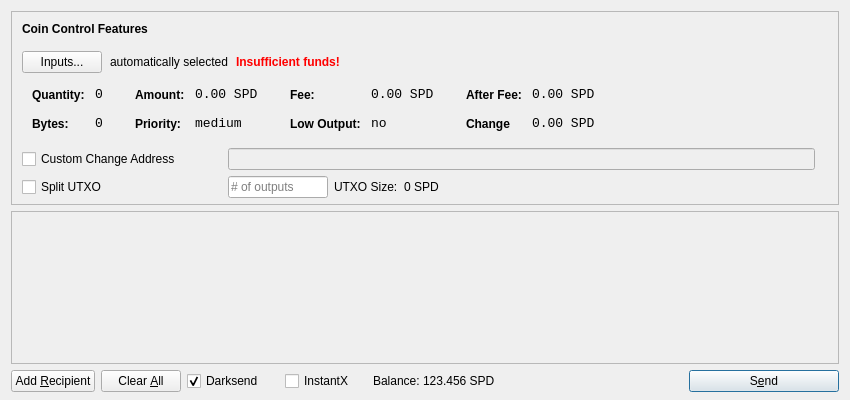
The window that src/qt/forms/sendcoinsdialog.ui (Stipend-Developer/stipend) describes before a commit, drawn with Qt 5.
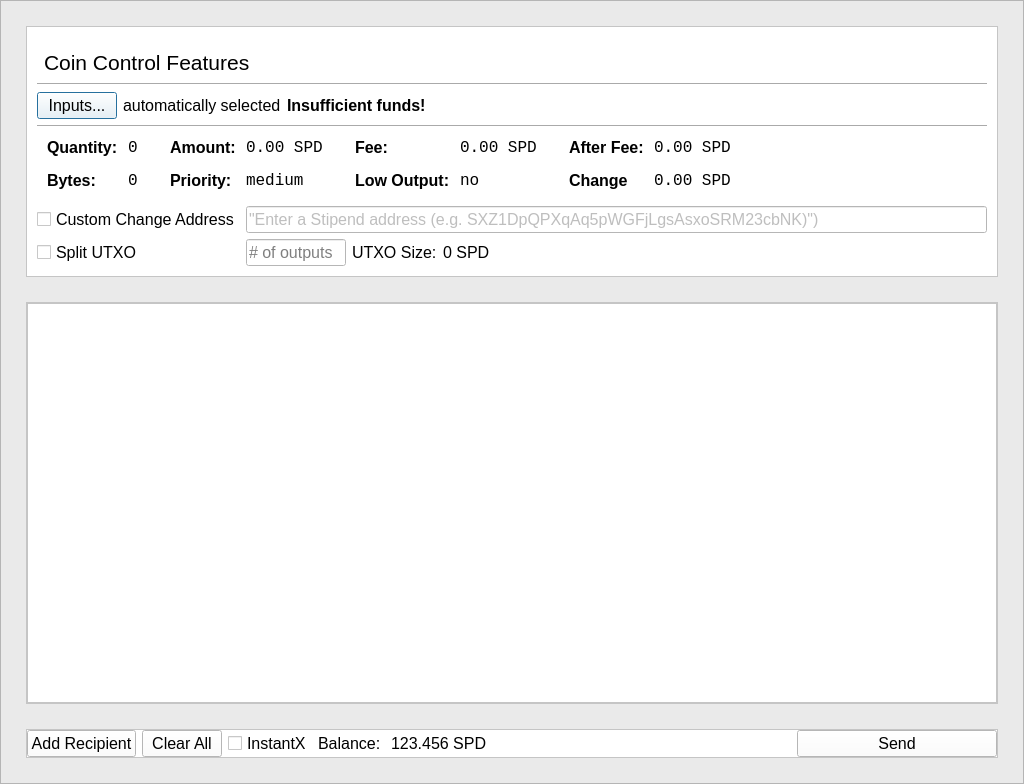
The same window after the commit. Icons and pictures are not drawn.

What changed in the file:
```diff
--- a/src/qt/forms/sendcoinsdialog.ui
+++ b/src/qt/forms/sendcoinsdialog.ui
@@ -6,24 +6,63 @@
    <rect>
     <x>0</x>
     <y>0</y>
-    <width>850</width>
-    <height>400</height>
+    <width>1024</width>
+    <height>750</height>
    </rect>
   </property>
   <property name="windowTitle">
    <string>Send Coins</string>
   </property>
-  <layout class="QVBoxLayout" name="verticalLayout" stretch="0,1,0">
+  <layout class="QVBoxLayout" name="verticalLayout" stretch="0">
+   <property name="leftMargin">
+    <number>0</number>
+   </property>
+   <property name="topMargin">
+    <number>0</number>
+   </property>
+   <property name="rightMargin">
+    <number>0</number>
+   </property>
    <property name="bottomMargin">
-    <number>8</number>
+    <number>0</number>
+   </property>
+   <item>
+    <widget class="QFrame" name="frame">
+     <property name="styleSheet">
+      <string notr="true">background-color: #eaeaea
+</string>
+     </property>
+     <property name="frameShape">
+      <enum>QFrame::StyledPanel</enum>
+     </property>
+     <property name="frameShadow">
+      <enum>QFrame::Raised</enum>
+     </property>
+     <layout class="QVBoxLayout" name="verticalLayout_3">
+      <property name="leftMargin">
+       <number>25</number>
+      </property>
+      <property name="topMargin">
+       <number>25</number>
+      </property>
+      <property name="rightMargin">
+       <number>25</number>
+      </property>
+      <property name="bottomMargin">
+       <number>25</number>
+      </property>
+      <item>
+       <layout class="QVBoxLayout" name="verticalLayout_2">
+        <property name="spacing">
+         <number>25</number>
    </property>
    <item>
     <widget class="QFrame" name="frameCoinControl">
-     <property name="sizePolicy">
-      <sizepolicy hsizetype="Expanding" vsizetype="Expanding">
-       <horstretch>0</horstretch>
-       <verstretch>0</verstretch>
-      </sizepolicy>
+          <property name="minimumSize">
+           <size>
+            <width>0</width>
+            <height>0</height>
+           </size>
      </property>
      <property name="maximumSize">
       <size>
@@ -31,16 +70,16 @@
        <height>16777215</height>
       </size>
      </property>
+          <property name="styleSheet">
+           <string notr="true">background-color: #fff;</string>
+          </property>
      <property name="frameShape">
       <enum>QFrame::StyledPanel</enum>
      </property>
      <property name="frameShadow">
-      <enum>QFrame::Sunken</enum>
-     </property>
-     <layout class="QVBoxLayout" name="verticalLayoutCoinControl2">
-      <property name="spacing">
-       <number>6</number>
-      </property>
+           <enum>QFrame::Raised</enum>
+          </property>
+          <layout class="QVBoxLayout" name="verticalLayout_5">
       <property name="leftMargin">
        <number>0</number>
       </property>
@@ -51,13 +90,10 @@
        <number>0</number>
       </property>
       <property name="bottomMargin">
-       <number>6</number>
-      </property>
-      <item>
-       <layout class="QVBoxLayout" name="verticalLayoutCoinControl" stretch="0,0,0,0">
-        <property name="spacing">
          <number>0</number>
         </property>
+           <item>
+            <layout class="QVBoxLayout" name="verticalLayout_8">
         <property name="leftMargin">
          <number>10</number>
         </property>
@@ -67,27 +103,65 @@
         <property name="rightMargin">
          <number>10</number>
         </property>
+             <property name="bottomMargin">
+              <number>10</number>
+             </property>
         <item>
-         <layout class="QHBoxLayout" name="horizontalLayoutCoinControl1">
+              <layout class="QVBoxLayout" name="verticalLayout_4">
+               <property name="leftMargin">
+                <number>0</number>
+               </property>
+               <item>
+                <widget class="QFrame" name="frame_5">
+                 <property name="minimumSize">
+                  <size>
+                   <width>0</width>
+                   <height>40</height>
+                  </size>
+                 </property>
+                 <property name="maximumSize">
+                  <size>
+                   <width>16777215</width>
+                   <height>40</height>
+                  </size>
+                 </property>
+                 <property name="styleSheet">
+                  <string notr="true">border: 0;</string>
+                 </property>
+                 <property name="frameShape">
+                  <enum>QFrame::StyledPanel</enum>
+                 </property>
+                 <property name="frameShadow">
+                  <enum>QFrame::Raised</enum>
+                 </property>
+                 <property name="lineWidth">
+                  <number>0</number>
+                 </property>
+                 <layout class="QHBoxLayout" name="horizontalLayout_5">
+                  <property name="leftMargin">
+                   <number>0</number>
+                  </property>
+                  <property name="topMargin">
+                   <number>0</number>
+                  </property>
+                  <property name="rightMargin">
+                   <number>0</number>
+                  </property>
           <property name="bottomMargin">
-           <number>15</number>
-          </property>
+                   <number>0</number>
+                  </property>
+                  <item>
+                   <layout class="QHBoxLayout" name="horizontalLayout_4">
           <item>
            <widget class="QLabel" name="labelCoinControlFeatures">
-            <property name="sizePolicy">
-             <sizepolicy hsizetype="Preferred" vsizetype="Maximum">
-              <horstretch>0</horstretch>
-              <verstretch>0</verstretch>
-             </sizepolicy>
-            </property>
             <property name="font">
              <font>
-              <weight>75</weight>
-              <bold>true</bold>
+                        <pointsize>16</pointsize>
              </font>
             </property>
             <property name="styleSheet">
-             <string notr="true">font-weight:bold;</string>
+                       <string notr="true">margin-top: 10px;
+margin-left: 2px;</string>
             </property>
             <property name="text">
              <string>Coin Control Features</string>
@@ -96,18 +170,24 @@
           </item>
          </layout>
         </item>
+                 </layout>
+                </widget>
+               </item>
         <item>
-         <layout class="QHBoxLayout" name="horizontalLayoutCoinControl2" stretch="0,0,0,0">
-          <property name="spacing">
-           <number>8</number>
-          </property>
-          <property name="bottomMargin">
-           <number>10</number>
-          </property>
+                <widget class="Line" name="line">
+                 <property name="orientation">
+                  <enum>Qt::Horizontal</enum>
+                 </property>
+                </widget>
+               </item>
+               <item>
+                <layout class="QHBoxLayout" name="horizontalLayout_6">
           <item>
            <widget class="QPushButton" name="pushButtonCoinControl">
-            <property name="styleSheet">
-             <string notr="true"/>
+                   <property name="font">
+                    <font>
+                     <pointsize>12</pointsize>
+                    </font>
             </property>
             <property name="text">
              <string>Inputs...</string>
@@ -116,31 +196,122 @@
           </item>
           <item>
            <widget class="QLabel" name="labelCoinControlAutomaticallySelected">
+                   <property name="font">
+                    <font>
+                     <pointsize>12</pointsize>
+                    </font>
+                   </property>
             <property name="text">
              <string>automatically selected</string>
             </property>
-            <property name="margin">
-             <number>5</number>
-            </property>
            </widget>
           </item>
           <item>
            <widget class="QLabel" name="labelCoinControlInsuffFunds">
+                   <property name="palette">
+                    <palette>
+                     <active>
+                      <colorrole role="Button">
+                       <brush brushstyle="SolidPattern">
+                        <color alpha="255">
+                         <red>255</red>
+                         <green>255</green>
+                         <blue>255</blue>
+                        </color>
+                       </brush>
+                      </colorrole>
+                      <colorrole role="Base">
+                       <brush brushstyle="SolidPattern">
+                        <color alpha="255">
+                         <red>255</red>
+                         <green>255</green>
+                         <blue>255</blue>
+                        </color>
+                       </brush>
+                      </colorrole>
+                      <colorrole role="Window">
+                       <brush brushstyle="SolidPattern">
+                        <color alpha="255">
+                         <red>255</red>
+                         <green>255</green>
+                         <blue>255</blue>
+                        </color>
+                       </brush>
+                      </colorrole>
+                     </active>
+                     <inactive>
+                      <colorrole role="Button">
+                       <brush brushstyle="SolidPattern">
+                        <color alpha="255">
+                         <red>255</red>
+                         <green>255</green>
+                         <blue>255</blue>
+                        </color>
+                       </brush>
+                      </colorrole>
+                      <colorrole role="Base">
+                       <brush brushstyle="SolidPattern">
+                        <color alpha="255">
+                         <red>255</red>
+                         <green>255</green>
+                         <blue>255</blue>
+                        </color>
+                       </brush>
+                      </colorrole>
+                      <colorrole role="Window">
+                       <brush brushstyle="SolidPattern">
+                        <color alpha="255">
+                         <red>255</red>
+                         <green>255</green>
+                         <blue>255</blue>
+                        </color>
+                       </brush>
+                      </colorrole>
+                     </inactive>
+                     <disabled>
+                      <colorrole role="Button">
+                       <brush brushstyle="SolidPattern">
+                        <color alpha="255">
+                         <red>255</red>
+                         <green>255</green>
+                         <blue>255</blue>
+                        </color>
+                       </brush>
+                      </colorrole>
+                      <colorrole role="Base">
+                       <brush brushstyle="SolidPattern">
+                        <color alpha="255">
+                         <red>255</red>
+                         <green>255</green>
+                         <blue>255</blue>
+                        </color>
+                       </brush>
+                      </colorrole>
+                      <colorrole role="Window">
+                       <brush brushstyle="SolidPattern">
+                        <color alpha="255">
+                         <red>255</red>
+                         <green>255</green>
+                         <blue>255</blue>
+                        </color>
+                       </brush>
+                      </colorrole>
+                     </disabled>
+                    </palette>
+                   </property>
             <property name="font">
              <font>
+                     <pointsize>12</pointsize>
               <weight>75</weight>
               <bold>true</bold>
              </font>
             </property>
             <property name="styleSheet">
-             <string notr="true">color:red;font-weight:bold;</string>
+                    <string notr="true">font-color: red;</string>
             </property>
             <property name="text">
              <string>Insufficient funds!</string>
             </property>
-            <property name="margin">
-             <number>5</number>
-            </property>
            </widget>
           </item>
           <item>
@@ -151,13 +322,20 @@
             <property name="sizeHint" stdset="0">
              <size>
               <width>40</width>
-              <height>1</height>
+                     <height>20</height>
              </size>
             </property>
            </spacer>
           </item>
          </layout>
         </item>
+               <item>
+                <widget class="Line" name="line_2">
+                 <property name="orientation">
+                  <enum>Qt::Horizontal</enum>
+                 </property>
+                </widget>
+               </item>
         <item>
          <widget class="QWidget" name="widgetCoinControl" native="true">
           <property name="sizePolicy">
@@ -172,6 +350,12 @@
             <height>0</height>
            </size>
           </property>
+                 <property name="maximumSize">
+                  <size>
+                   <width>16777215</width>
+                   <height>80</height>
+                  </size>
+                 </property>
           <property name="styleSheet">
            <string notr="true"/>
           </property>
@@ -218,6 +402,13 @@
                </property>
                <item row="0" column="0">
                 <widget class="QLabel" name="labelCoinControlQuantityText">
+                        <property name="font">
+                         <font>
+                          <pointsize>12</pointsize>
+                          <weight>75</weight>
+                          <bold>true</bold>
+                         </font>
+                        </property>
                  <property name="styleSheet">
                   <string notr="true">font-weight:bold;</string>
                  </property>
@@ -234,7 +425,7 @@
                  <property name="font">
                   <font>
                    <family>Monospace</family>
-                   <pointsize>10</pointsize>
+                          <pointsize>12</pointsize>
                   </font>
                  </property>
                  <property name="cursor">
@@ -256,6 +447,13 @@
                </item>
                <item row="1" column="0">
                 <widget class="QLabel" name="labelCoinControlBytesText">
+                        <property name="font">
+                         <font>
+                          <pointsize>12</pointsize>
+                          <weight>75</weight>
+                          <bold>true</bold>
+                         </font>
+                        </property>
                  <property name="styleSheet">
                   <string notr="true">font-weight:bold;</string>
                  </property>
@@ -269,7 +467,7 @@
                  <property name="font">
                   <font>
                    <family>Monospace</family>
-                   <pointsize>10</pointsize>
+                          <pointsize>12</pointsize>
                   </font>
                  </property>
                  <property name="cursor">
@@ -307,6 +505,13 @@
                </property>
                <item row="0" column="0">
                 <widget class="QLabel" name="labelCoinControlAmountText">
+                        <property name="font">
+                         <font>
+                          <pointsize>12</pointsize>
+                          <weight>75</weight>
+                          <bold>true</bold>
+                         </font>
+                        </property>
                  <property name="styleSheet">
                   <string notr="true">font-weight:bold;</string>
                  </property>
@@ -323,7 +528,7 @@
                  <property name="font">
                   <font>
                    <family>Monospace</family>
-                   <pointsize>10</pointsize>
+                          <pointsize>12</pointsize>
                   </font>
                  </property>
                  <property name="cursor">
@@ -342,6 +547,13 @@
                </item>
                <item row="1" column="0">
                 <widget class="QLabel" name="labelCoinControlPriorityText">
+                        <property name="font">
+                         <font>
+                          <pointsize>12</pointsize>
+                          <weight>75</weight>
+                          <bold>true</bold>
+                         </font>
+                        </property>
                  <property name="styleSheet">
                   <string notr="true">font-weight:bold;</string>
                  </property>
@@ -355,7 +567,7 @@
                  <property name="font">
                   <font>
                    <family>Monospace</family>
-                   <pointsize>10</pointsize>
+                          <pointsize>12</pointsize>
                   </font>
                  </property>
                  <property name="cursor">
@@ -393,6 +605,13 @@
                </property>
                <item row="0" column="0">
                 <widget class="QLabel" name="labelCoinControlFeeText">
+                        <property name="font">
+                         <font>
+                          <pointsize>12</pointsize>
+                          <weight>75</weight>
+                          <bold>true</bold>
+                         </font>
+                        </property>
                  <property name="styleSheet">
                   <string notr="true">font-weight:bold;</string>
                  </property>
@@ -409,7 +628,7 @@
                  <property name="font">
                   <font>
                    <family>Monospace</family>
-                   <pointsize>10</pointsize>
+                          <pointsize>12</pointsize>
                   </font>
                  </property>
                  <property name="cursor">
@@ -428,6 +647,13 @@
                </item>
                <item row="1" column="0">
                 <widget class="QLabel" name="labelCoinControlLowOutputText">
+                        <property name="font">
+                         <font>
+                          <pointsize>12</pointsize>
+                          <weight>75</weight>
+                          <bold>true</bold>
+                         </font>
+                        </property>
                  <property name="styleSheet">
                   <string notr="true">font-weight:bold;</string>
                  </property>
@@ -441,7 +667,7 @@
                  <property name="font">
                   <font>
                    <family>Monospace</family>
-                   <pointsize>10</pointsize>
+                          <pointsize>12</pointsize>
                   </font>
                  </property>
                  <property name="cursor">
@@ -479,6 +705,13 @@
                </property>
                <item row="0" column="0">
                 <widget class="QLabel" name="labelCoinControlAfterFeeText">
+                        <property name="font">
+                         <font>
+                          <pointsize>12</pointsize>
+                          <weight>75</weight>
+                          <bold>true</bold>
+                         </font>
+                        </property>
                  <property name="styleSheet">
                   <string notr="true">font-weight:bold;</string>
                  </property>
@@ -495,7 +728,7 @@
                  <property name="font">
                   <font>
                    <family>Monospace</family>
-                   <pointsize>10</pointsize>
+                          <pointsize>12</pointsize>
                   </font>
                  </property>
                  <property name="cursor">
@@ -514,6 +747,13 @@
                </item>
                <item row="1" column="0">
                 <widget class="QLabel" name="labelCoinControlChangeText">
+                        <property name="font">
+                         <font>
+                          <pointsize>12</pointsize>
+                          <weight>75</weight>
+                          <bold>true</bold>
+                         </font>
+                        </property>
                  <property name="styleSheet">
                   <string notr="true">font-weight:bold;</string>
                  </property>
@@ -527,7 +767,7 @@
                  <property name="font">
                   <font>
                    <family>Monospace</family>
-                   <pointsize>10</pointsize>
+                          <pointsize>12</pointsize>
                   </font>
                  </property>
                  <property name="cursor">
@@ -550,32 +790,22 @@
            </item>
           </layout>
          </widget>
-        </item>
-        <item>
-         <spacer name="verticalSpacerCoinControl">
-          <property name="orientation">
-           <enum>Qt::Vertical</enum>
-          </property>
-          <property name="sizeHint" stdset="0">
-           <size>
-            <width>800</width>
-            <height>1</height>
-           </size>
-          </property>
-         </spacer>
-        </item>
-       </layout>
       </item>
       <item>
        <layout class="QGridLayout" name="gridLayout_4">
         <property name="leftMargin">
-         <number>10</number>
+                  <number>0</number>
         </property>
         <property name="rightMargin">
-         <number>10</number>
+                  <number>0</number>
         </property>
         <item row="0" column="0">
          <widget class="QCheckBox" name="checkBoxCoinControlChange">
+                   <property name="font">
+                    <font>
+                     <pointsize>12</pointsize>
+                    </font>
+                   </property>
           <property name="text">
            <string>Custom Change Address</string>
           </property>
@@ -607,7 +837,7 @@
          </widget>
         </item>
         <item row="1" column="1">
-         <layout class="QHBoxLayout" name="horizontalLayout_3">
+                  <layout class="QHBoxLayout" name="horizontalLayout_8">
           <item>
            <widget class="QLineEdit" name="splitBlockLineEdit">
             <property name="sizePolicy">
@@ -628,6 +858,11 @@
               <height>16777215</height>
              </size>
             </property>
+                     <property name="font">
+                      <font>
+                       <pointsize>12</pointsize>
+                      </font>
+                     </property>
             <property name="placeholderText">
              <string># of outputs</string>
             </property>
@@ -635,6 +870,11 @@
           </item>
           <item>
            <widget class="QLabel" name="labelBlockSizeText">
+                     <property name="font">
+                      <font>
+                       <pointsize>12</pointsize>
+                      </font>
+                     </property>
             <property name="text">
              <string>UTXO Size:</string>
             </property>
@@ -642,6 +882,11 @@
           </item>
           <item>
            <widget class="QLabel" name="labelBlockSize">
+                     <property name="font">
+                      <font>
+                       <pointsize>12</pointsize>
+                      </font>
+                     </property>
             <property name="text">
              <string>0 SPD</string>
             </property>
@@ -660,23 +905,6 @@
             </property>
            </spacer>
           </item>
-         </layout>
-        </item>
-        <item row="0" column="1">
-         <layout class="QHBoxLayout" name="horizontalLayout_5">
-          <item>
-           <widget class="QLineEdit" name="lineEditCoinControlChange">
-            <property name="enabled">
-             <bool>false</bool>
-            </property>
-            <property name="sizePolicy">
-             <sizepolicy hsizetype="Expanding" vsizetype="Fixed">
-              <horstretch>0</horstretch>
-              <verstretch>0</verstretch>
-             </sizepolicy>
-            </property>
-           </widget>
-          </item>
           <item>
            <widget class="QLabel" name="labelCoinControlChangeLabel">
             <property name="sizePolicy">
@@ -691,6 +919,11 @@
               <height>0</height>
              </size>
             </property>
+                     <property name="font">
+                      <font>
+                       <pointsize>12</pointsize>
+                      </font>
+                     </property>
             <property name="text">
              <string/>
             </property>
@@ -701,13 +934,110 @@
           </item>
          </layout>
         </item>
-       </layout>
-      </item>
-     </layout>
-    </widget>
-   </item>
+                 <item row="0" column="1">
+                  <layout class="QHBoxLayout" name="horizontalLayout_9">
+                   <item>
+                    <widget class="QLineEdit" name="lineEditCoinControlChange">
+                     <property name="enabled">
+                      <bool>false</bool>
+                     </property>
+                     <property name="sizePolicy">
+                      <sizepolicy hsizetype="Expanding" vsizetype="Fixed">
+                       <horstretch>0</horstretch>
+                       <verstretch>0</verstretch>
+                      </sizepolicy>
+                     </property>
+                     <property name="font">
+                      <font>
+                       <pointsize>12</pointsize>
+                      </font>
+                     </property>
+                     <property name="text">
+                      <string>&quot;Enter a Stipend address (e.g. SXZ1DpQPXqAq5pWGFjLgsAsxoSRM23cbNK)&quot;)</string>
+                     </property>
+                    </widget>
+                   </item>
+                  </layout>
+                 </item>
+                 <item row="1" column="0">
+                  <widget class="QCheckBox" name="splitBlockCheckBox">
+                   <property name="sizePolicy">
+                    <sizepolicy hsizetype="Preferred" vsizetype="Preferred">
+                     <horstretch>0</horstretch>
+                     <verstretch>0</verstretch>
+                    </sizepolicy>
+                   </property>
+                   <property name="minimumSize">
+                    <size>
+                     <width>200</width>
+                     <height>0</height>
+                    </size>
+                   </property>
+                   <property name="maximumSize">
+                    <size>
+                     <width>200</width>
+                     <height>16777215</height>
+                    </size>
+                   </property>
+                   <property name="font">
+                    <font>
+                     <pointsize>12</pointsize>
+                    </font>
+                   </property>
+                   <property name="text">
+                    <string>Split UTXO</string>
+                   </property>
+                  </widget>
+                 </item>
+                </layout>
+               </item>
+              </layout>
+             </item>
+            </layout>
+           </item>
+          </layout>
+         </widget>
+        </item>
+        <item>
+         <widget class="QFrame" name="frame_3">
+          <property name="maximumSize">
+           <size>
+            <width>16777215</width>
+            <height>500</height>
+           </size>
+          </property>
+          <property name="styleSheet">
+           <string notr="true">background-color: #fff;</string>
+          </property>
+          <property name="frameShape">
+           <enum>QFrame::StyledPanel</enum>
+          </property>
+          <property name="frameShadow">
+           <enum>QFrame::Raised</enum>
+          </property>
+          <layout class="QVBoxLayout" name="verticalLayout_7">
+           <property name="leftMargin">
+            <number>0</number>
+           </property>
+           <property name="topMargin">
+            <number>0</number>
+           </property>
+           <property name="rightMargin">
+            <number>0</number>
+           </property>
+           <property name="bottomMargin">
+            <number>0</number>
+           </property>
+           <item>
+            <layout class="QVBoxLayout" name="verticalLayout_6">
    <item>
     <widget class="QScrollArea" name="scrollArea">
+               <property name="minimumSize">
+                <size>
+                 <width>0</width>
+                 <height>400</height>
+                </size>
+               </property>
      <property name="widgetResizable">
       <bool>true</bool>
      </property>
@@ -716,23 +1046,11 @@
        <rect>
         <x>0</x>
         <y>0</y>
-        <width>830</width>
-        <height>119</height>
-       </rect>
-      </property>
-      <layout class="QVBoxLayout" name="verticalLayout_2">
-       <property name="leftMargin">
-        <number>0</number>
-       </property>
-       <property name="topMargin">
-        <number>0</number>
-       </property>
-       <property name="rightMargin">
-        <number>0</number>
-       </property>
-       <property name="bottomMargin">
-        <number>0</number>
-       </property>
+                  <width>964</width>
+                  <height>398</height>
+                 </rect>
+                </property>
+                <layout class="QVBoxLayout" name="verticalLayout_9">
        <item>
         <layout class="QVBoxLayout" name="entries">
          <property name="spacing">
@@ -757,74 +1075,75 @@
      </widget>
     </widget>
    </item>
+            </layout>
+           </item>
+          </layout>
+         </widget>
+        </item>
+        <item>
+         <widget class="QFrame" name="frame_4">
+          <property name="maximumSize">
+           <size>
+            <width>16777215</width>
+            <height>30</height>
+           </size>
+          </property>
+          <property name="styleSheet">
+           <string notr="true">background-color: #fff</string>
+          </property>
+          <property name="frameShape">
+           <enum>QFrame::StyledPanel</enum>
+          </property>
+          <property name="frameShadow">
+           <enum>QFrame::Raised</enum>
+          </property>
+          <layout class="QHBoxLayout" name="horizontalLayout_2">
+           <property name="leftMargin">
+            <number>0</number>
+           </property>
+           <property name="topMargin">
+            <number>0</number>
+           </property>
+           <property name="rightMargin">
+            <number>0</number>
+           </property>
+           <property name="bottomMargin">
+            <number>0</number>
+           </property>
    <item>
     <layout class="QHBoxLayout" name="horizontalLayout">
      <item>
       <widget class="QPushButton" name="addButton">
-       <property name="toolTip">
-        <string>Send to multiple recipients at once</string>
+               <property name="font">
+                <font>
+                 <pointsize>12</pointsize>
+                </font>
        </property>
        <property name="text">
-        <string>Add &amp;Recipient</string>
-       </property>
-       <property name="autoDefault">
-        <bool>false</bool>
+                <string>Add Recipient</string>
        </property>
       </widget>
      </item>
      <item>
       <widget class="QPushButton" name="clearButton">
-       <property name="sizePolicy">
-        <sizepolicy hsizetype="Minimum" vsizetype="Fixed">
-         <horstretch>0</horstretch>
-         <verstretch>0</verstretch>
-        </sizepolicy>
-       </property>
-       <property name="toolTip">
-        <string>Remove all transaction fields</string>
-       </property>
+               <property name="font">
+                <font>
+                 <pointsize>12</pointsize>
+                </font>
+               </property>
        <property name="text">
-        <string>Clear &amp;All</string>
-       </property>
-       <property name="autoRepeatDelay">
-        <number>300</number>
-       </property>
-       <property name="autoDefault">
-        <bool>false</bool>
-       </property>
+                <string>Clear All</string>
+               </property>
       </widget>
      </item>
      <item>
-      <layout class="QHBoxLayout" name="horizontalLayout_2">
-       <property name="spacing">
-        <number>3</number>
-       </property>
-       <item>
-        <widget class="QCheckBox" name="checkUseDarksend">
-         <property name="minimumSize">
-          <size>
-           <width>95</width>
-           <height>0</height>
-          </size>
-         </property>
-         <property name="text">
-          <string>Darksend</string>
-         </property>
-         <property name="checked">
-          <bool>true</bool>
-         </property>
-        </widget>
-       </item>
+              <layout class="QHBoxLayout" name="horizontalLayout_3">
        <item>
         <widget class="QCheckBox" name="checkInstantX">
-         <property name="enabled">
-          <bool>true</bool>
-         </property>
-         <property name="minimumSize">
-          <size>
-           <width>85</width>
-           <height>0</height>
-          </size>
+                 <property name="font">
+                  <font>
+                   <pointsize>12</pointsize>
+                  </font>
          </property>
          <property name="text">
           <string>InstantX</string>
@@ -833,27 +1152,22 @@
        </item>
        <item>
         <widget class="QLabel" name="label">
-         <property name="sizePolicy">
-          <sizepolicy hsizetype="Preferred" vsizetype="Fixed">
-           <horstretch>0</horstretch>
-           <verstretch>0</verstretch>
-          </sizepolicy>
+                 <property name="font">
+                  <font>
+                   <pointsize>12</pointsize>
+                  </font>
          </property>
          <property name="text">
-          <string>Balance:</string>
+                  <string>Balance: </string>
          </property>
         </widget>
        </item>
        <item>
         <widget class="QLabel" name="labelBalance">
-         <property name="sizePolicy">
-          <sizepolicy hsizetype="Preferred" vsizetype="Fixed">
-           <horstretch>0</horstretch>
-           <verstretch>0</verstretch>
-          </sizepolicy>
-         </property>
-         <property name="cursor">
-          <cursorShape>IBeamCursor</cursorShape>
+                 <property name="font">
+                  <font>
+                   <pointsize>12</pointsize>
+                  </font>
          </property>
          <property name="text">
           <string>123.456 SPD</string>
@@ -882,26 +1196,29 @@
       <widget class="QPushButton" name="sendButton">
        <property name="minimumSize">
         <size>
-         <width>150</width>
+                 <width>200</width>
          <height>0</height>
         </size>
        </property>
-       <property name="toolTip">
-        <string>Confirm the send action</string>
+               <property name="font">
+                <font>
+                 <pointsize>12</pointsize>
+                </font>
        </property>
        <property name="text">
-        <string>S&amp;end</string>
-       </property>
-       <property name="icon">
-        <iconset>
-         <normaloff>:/icons/send</normaloff>:/icons/send</iconset>
-       </property>
-       <property name="default">
-        <bool>true</bool>
-       </property>
+                <string>Send</string>
+               </property>
       </widget>
      </item>
     </layout>
+           </item>
+          </layout>
+         </widget>
+        </item>
+       </layout>
+      </item>
+     </layout>
+    </widget>
    </item>
   </layout>
  </widget>
```
Left out of the diff: 36 changed lines with no effect on the pictures. Lines whose indentation alone changed are shown as unchanged.
